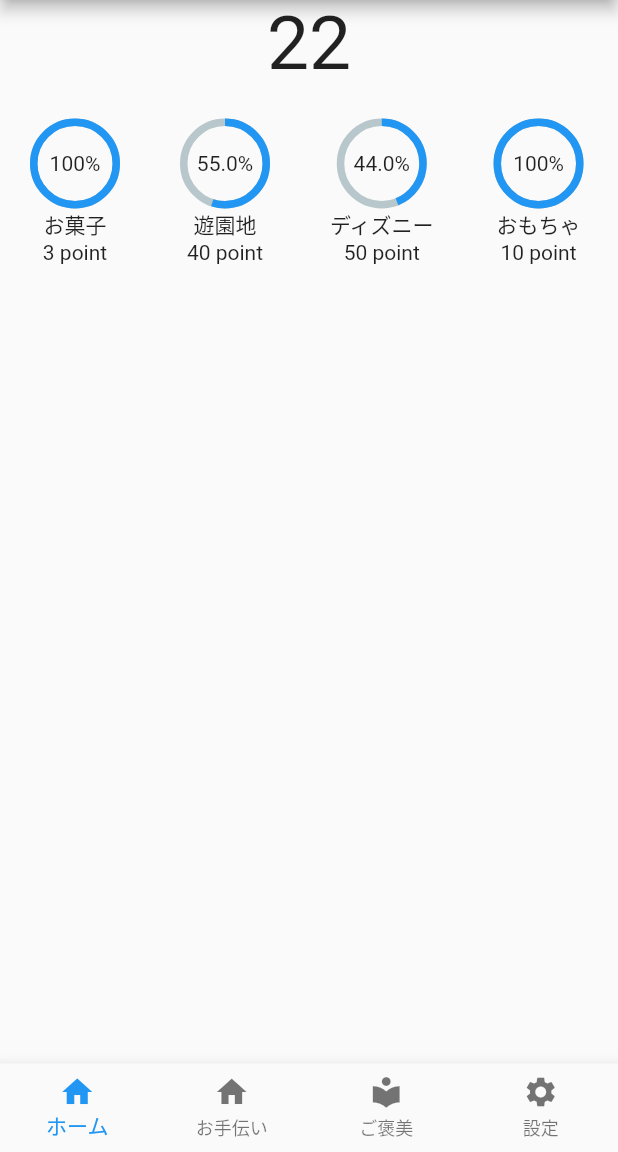
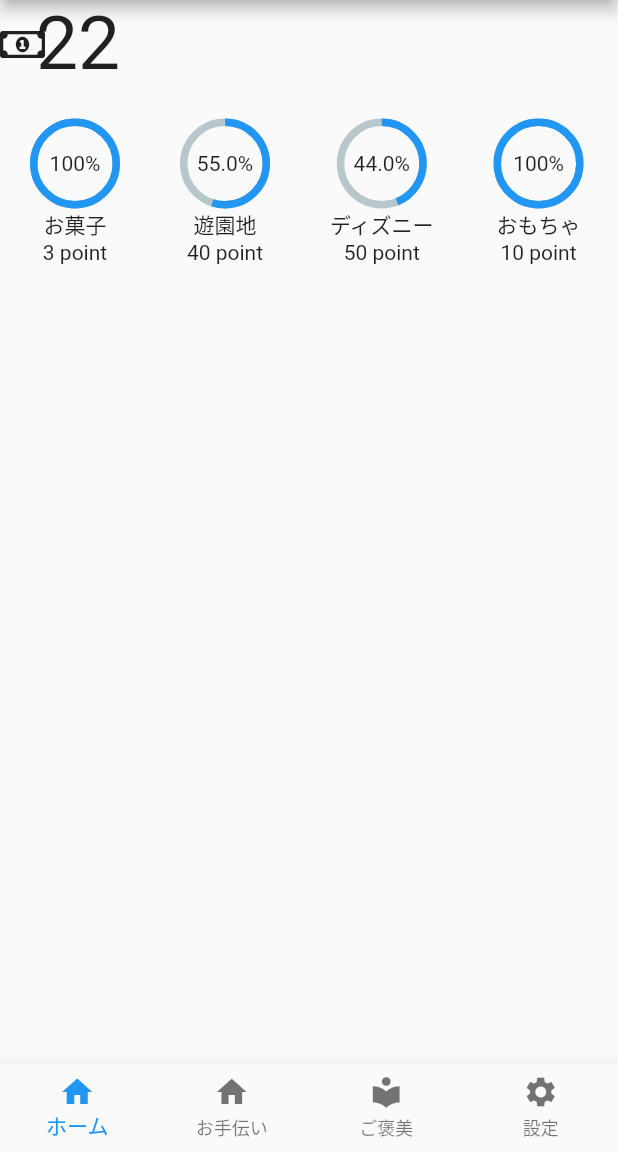
Before and after one commit to kazumaz/dama_app, a Flutter app: the screen it shows after launch, on a phone screen of 412 x 824 dp, the part 84-1236 px from its top. Run offline on Flutter 3.47's test engine with Material 2 defaults, Android fonts, the phone set to English and light mode, and no system bars; drawn by our look-alikes of percent_indicator; our stand-ins replace flutter_icons.

Commit message:
totalpointを表示できるように変更(まだ固定値)

```diff
--- a/lib/view/HomePage.dart
+++ b/lib/view/HomePage.dart
@@ -1,6 +1,7 @@
 import 'package:flutter/material.dart';
 import 'package:percent_indicator/percent_indicator.dart';
 import 'package:dama_app/model/RewardModel.dart';
+import 'package:flutter_icons/flutter_icons.dart';
 
 class HomePage extends StatelessWidget {
   int totalPoints = 22;
@@ -16,9 +17,13 @@ class HomePage extends StatelessWidget {
   Widget build(BuildContext context) {
     return Scaffold(
         body: Column(children: <Widget>[
+      Row(
+        children: <Widget>[
+        Icon(FontAwesome.money),
       Text(
         totalPoints.toString(),
         style: TextStyle(fontSize: 50.0),
+      ),]
       ),
       SizedBox(height: 200.0, child: rewardAchievedList(list, totalPoints))
     ]));
--- a/pubspec.yaml
+++ b/pubspec.yaml
@@ -25,6 +25,7 @@ dependencies:
   cupertino_icons: ^0.1.2
   provider:  ^4.0.2
   percent_indicator: "^2.1.1"
+  flutter_icons: ^1.0.0+1
 
 dev_dependencies:
   flutter_test:
```
Also changed, not shown: pubspec.lock.
